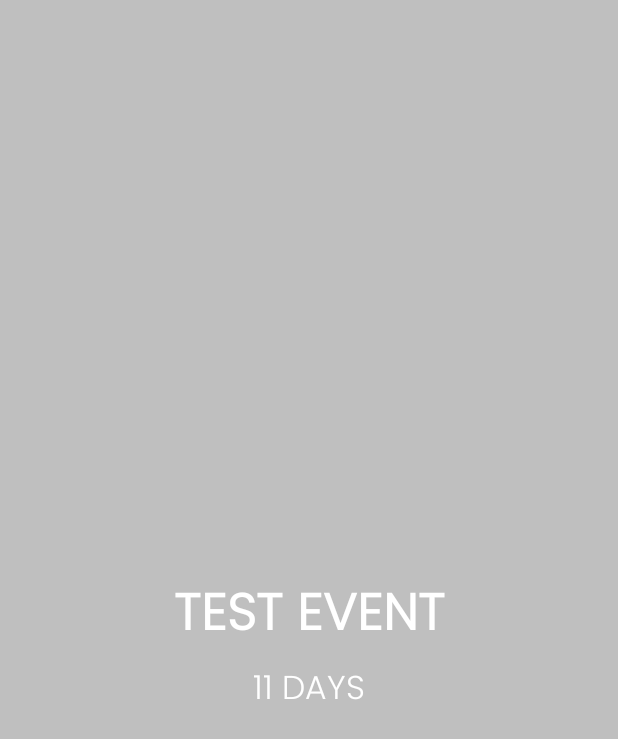
After one commit to vojtechvosmik/soon_android, an Android app: the layout fragment_event_detail.xml on its own in the app's theme, with its tools: preview values and no code run, on a phone screen of 412 x 824 dp. The commit adds this screen. Shown: the top 739 px of the screen. Run offline under Robolectric (Android 15) with nearby library versions, the phone set to English and light mode, and no system bars.

Commit message:
event detail

```diff
--- a/app/build.gradle
+++ b/app/build.gradle
@@ -41,4 +41,5 @@ dependencies {
         exclude group: 'com.android.support', module: 'gridlayout-v7'
     }
     implementation 'com.android.support:gridlayout-v7:28.0.0'
+    implementation 'com.android.support:support-v4:28.0.0'
 }
--- a/app/src/main/AndroidManifest.xml
+++ b/app/src/main/AndroidManifest.xml
@@ -10,6 +10,8 @@
             android:roundIcon="@mipmap/ic_launcher_round"
             android:supportsRtl="true"
             android:theme="@style/Theme.AppCompat.Light.NoActionBar">
+        <activity android:name=".activities.EventsDetailsActivity">
+        </activity>
         <activity android:name=".activities.PhotosActivity">
         </activity>
         <activity android:name=".activities.MainActivity">
--- a/app/src/main/res/layout/activity_add_event.xml
+++ b/app/src/main/res/layout/activity_add_event.xml
@@ -33,7 +33,8 @@
                     android:id="@+id/img_photo"
                     android:contentDescription="@string/description_event_photo"
                     android:scaleType="centerCrop"
-                    android:foreground="@color/black_transparent" android:clickable="true" android:focusable="true"/>
+                    android:clickable="true" android:focusable="true"
+                    android:foreground="@color/black_lighter_transparent"/>
             <ImageView
                     android:layout_width="50dp"
                     android:layout_height="50dp"
--- /dev/null
+++ b/app/src/main/res/layout/fragment_event_detail.xml
@@ -0,0 +1,43 @@
+<?xml version="1.0" encoding="utf-8"?>
+<RelativeLayout xmlns:android="http://schemas.android.com/apk/res/android"
+                xmlns:app="http://schemas.android.com/apk/res-auto" xmlns:tools="http://schemas.android.com/tools"
+                android:layout_width="match_parent"
+                android:layout_height="match_parent">
+
+    <ImageView
+            android:id="@+id/img_photo"
+            android:layout_width="match_parent"
+            android:layout_height="match_parent"
+            app:srcCompat="@color/white"
+            tools:ignore="UnusedAttribute" android:contentDescription="@string/description_event_photo"
+            android:scaleType="centerCrop"/>
+    <RelativeLayout
+            android:layout_width="match_parent"
+            android:layout_height="match_parent" android:background="@color/black_lighter_transparent"
+            android:visibility="visible">
+
+    </RelativeLayout>
+    <TextView
+            android:id="@+id/txt_title"
+            android:layout_width="match_parent"
+            android:layout_height="wrap_content"
+            android:layout_centerInParent="true" android:fontFamily="@font/poppins_light" android:textStyle="bold"
+            android:textSize="34sp" android:textColor="@color/white" android:textAllCaps="true"
+            tools:text="TEST EVENT" android:paddingLeft="@dimen/margin_large"
+            android:paddingRight="@dimen/margin_large" android:maxLines="3" android:ellipsize="end"
+            android:textAlignment="center"/>
+
+    <TextView
+            android:id="@+id/txt_days_count"
+            android:layout_width="match_parent"
+            android:layout_height="wrap_content"
+            android:layout_below="@id/txt_title"
+            android:textAlignment="center"
+            tools:text="11 days"
+            android:textAllCaps="true"
+            android:textSize="22sp"
+            android:textColor="@color/white"
+            android:fontFamily="@font/poppins_light"
+            android:layout_marginTop="3dp"/>
+
+</RelativeLayout>
--- a/app/src/main/res/values/colors.xml
+++ b/app/src/main/res/values/colors.xml
@@ -16,6 +16,7 @@
     <color name="white">#FFFFFF</color>
     <color name="gray">#EEEEEE</color>
     <color name="black_transparent">#59000000</color>
+    <color name="black_lighter_transparent">#40000000</color>
     <color name="gray_darker">#9E9E9E</color>
 
 </resources>
```
Also changed, not shown: app/src/main/java/cz/vojtechvosmik/soon/activities/EventsDetailsActivity.kt (added, +63 -0 lines), app/src/main/java/cz/vojtechvosmik/soon/adapters/EventsAdapter.kt (+9 -2 lines), app/src/main/java/cz/vojtechvosmik/soon/adapters/PagesAdapter.java (added, +38 -0 lines), app/src/main/java/cz/vojtechvosmik/soon/fragments/EventDetailFragment.kt (added, +39 -0 lines), app/src/main/res/layout/activity_events_details.xml (added, +25 -0 lines), app/src/main/res/layout/item_event.xml (+18 -7 lines).
